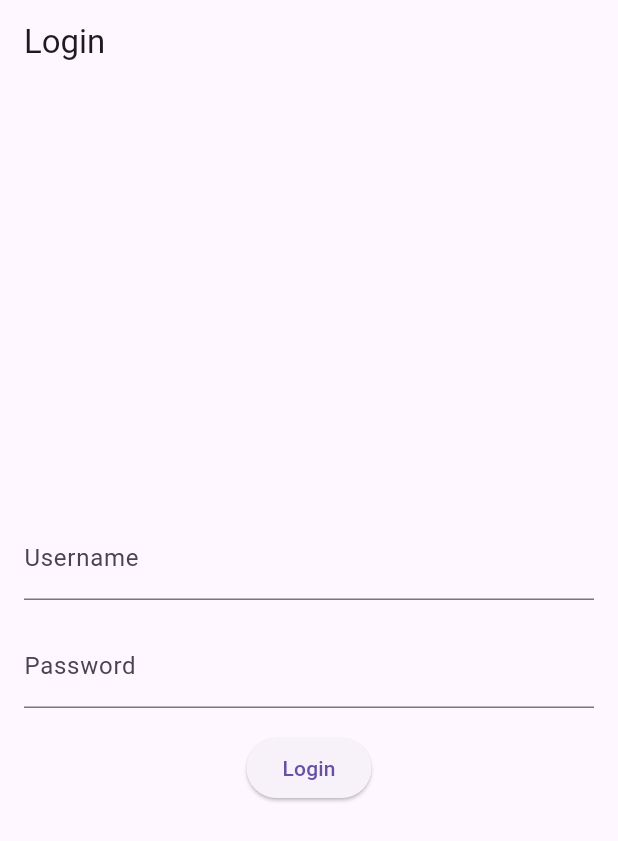
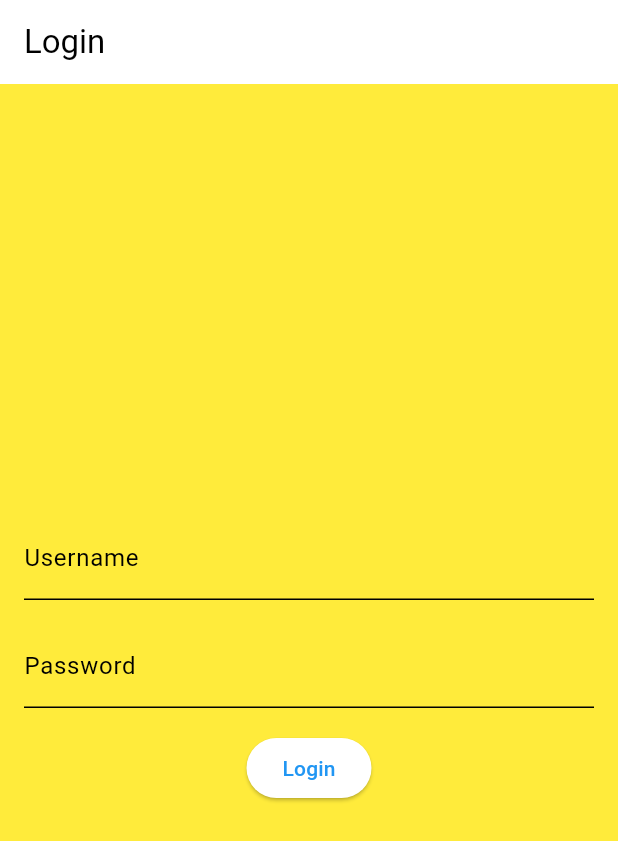
Before and after one commit to ipanaee/project1, a Flutter app: the screen it shows after launch, on a phone screen of 412 x 824 dp. Shown: the top 841 px of the screen. Run offline on Flutter 3.47's test engine with Material 3 defaults, Android fonts, the phone set to English and light mode, and no system bars; accounts and stored records are empty.

Commit message:
add colour

```diff
--- a/lib/main.dart
+++ b/lib/main.dart
@@ -56,6 +56,13 @@ class MyApp extends StatelessWidget {
   Widget build(BuildContext context) {
     return MaterialApp(
       title: 'Shopping App',
+      theme: ThemeData(
+        scaffoldBackgroundColor: Colors.yellow, // Set background color to yellow
+        colorScheme: ColorScheme.light(
+          primary: Colors.blue, // Change the primary color
+          secondary: Colors.orange, // Change the accent color
+        ),
+      ),
       initialRoute: '/',
       routes: {
         '/': (context) => LoginPage(appState: appState),
@@ -85,7 +92,8 @@ class _LoginPageState extends State<LoginPage> {
       appBar: AppBar(
         title: Text('Login'),
       ),
-      body: Padding(
+      body: Container(
+        color: Theme.of(context).scaffoldBackgroundColor,
         padding: const EdgeInsets.all(16.0),
         child: Column(
           mainAxisAlignment: MainAxisAlignment.center,
@@ -147,7 +155,10 @@ class ProductHomePage extends StatelessWidget {
           ),
         ],
       ),
-      body: ListView.builder(
+      body: Container(
+        color: Theme.of(context).scaffoldBackgroundColor,
+        padding: const EdgeInsets.all(16.0),
+        child: ListView.builder(
           itemCount: appState.products.length,
           itemBuilder: (context, index) {
             final product = appState.products[index];
@@ -162,6 +173,7 @@ class ProductHomePage extends StatelessWidget {
               ),
             );
           },
+        ),
       ),
     );
   }
@@ -178,7 +190,10 @@ class CartPage extends StatelessWidget {
       appBar: AppBar(
         title: Text('Shopping Cart'),
       ),
-      body: appState.cart.products.isEmpty
+      body: Container(
+        color: Theme.of(context).scaffoldBackgroundColor,
+        padding: const EdgeInsets.all(16.0),
+        child: appState.cart.products.isEmpty
             ? Center(
           child: Text('Your cart is empty.'),
         )
@@ -192,6 +207,7 @@ class CartPage extends StatelessWidget {
             );
           },
         ),
+      ),
     );
   }
 }
```
Lines whose indentation alone changed are shown as unchanged.
